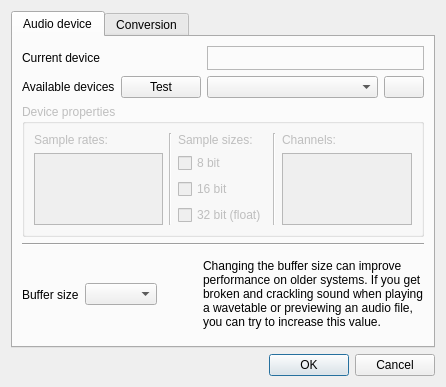
Before: the Qt Designer form bigglesworth/ui/audiosettings.ui in MaurizioB/Bigglesworth, drawn with Qt 5.
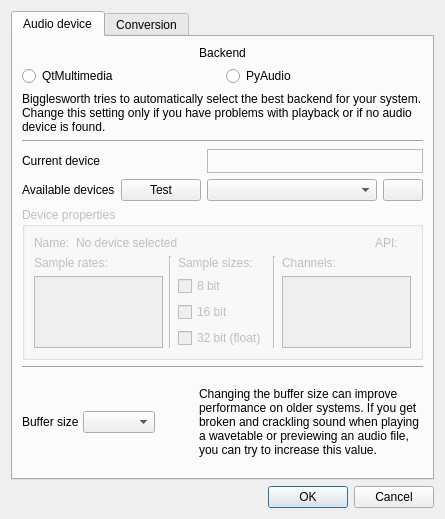
After: the same form once the commit is applied. Icons and pictures are not drawn.

Commit message: PyAudio support keeping QtMultimedia compatibility

```diff
--- a/bigglesworth/ui/audiosettings.ui
+++ b/bigglesworth/ui/audiosettings.ui
@@ -6,8 +6,8 @@
    <rect>
     <x>0</x>
     <y>0</y>
-    <width>446</width>
-    <height>387</height>
+    <width>445</width>
+    <height>519</height>
    </rect>
   </property>
   <property name="sizePolicy">
@@ -36,7 +36,27 @@
        <string>Audio device</string>
       </attribute>
       <layout class="QGridLayout" name="gridLayout_2">
-       <item row="0" column="2" colspan="2">
+       <item row="1" column="0" colspan="2">
+        <widget class="QLabel" name="label_8">
+         <property name="text">
+          <string>Current device</string>
+         </property>
+        </widget>
+       </item>
+       <item row="2" column="0">
+        <widget class="QLabel" name="label">
+         <property name="sizePolicy">
+          <sizepolicy hsizetype="Maximum" vsizetype="Preferred">
+           <horstretch>0</horstretch>
+           <verstretch>0</verstretch>
+          </sizepolicy>
+         </property>
+         <property name="text">
+          <string>Available devices</string>
+         </property>
+        </widget>
+       </item>
+       <item row="1" column="2" colspan="2">
         <widget class="QLabel" name="currentLbl">
          <property name="sizePolicy">
           <sizepolicy hsizetype="Preferred" vsizetype="Maximum">
@@ -55,7 +75,10 @@
          </property>
         </widget>
        </item>
-       <item row="1" column="1">
+       <item row="2" column="2">
+        <widget class="QComboBox" name="deviceCombo"/>
+       </item>
+       <item row="2" column="1">
         <widget class="QPushButton" name="testDeviceBtn">
          <property name="sizePolicy">
           <sizepolicy hsizetype="Maximum" vsizetype="Fixed">
@@ -68,76 +91,22 @@
          </property>
         </widget>
        </item>
-       <item row="1" column="0">
-        <widget class="QLabel" name="label">
+       <item row="2" column="3">
+        <widget class="QPushButton" name="reloadBtn">
          <property name="sizePolicy">
-          <sizepolicy hsizetype="Maximum" vsizetype="Preferred">
+          <sizepolicy hsizetype="Maximum" vsizetype="Fixed">
            <horstretch>0</horstretch>
            <verstretch>0</verstretch>
           </sizepolicy>
          </property>
-         <property name="text">
-          <string>Available devices</string>
+         <property name="icon">
+          <iconset theme="view-refresh">
+           <normaloff/>
+          </iconset>
          </property>
         </widget>
        </item>
-       <item row="4" column="0" colspan="4">
-        <layout class="QHBoxLayout" name="horizontalLayout">
-         <item>
-          <widget class="QLabel" name="label_6">
-           <property name="sizePolicy">
-            <sizepolicy hsizetype="Maximum" vsizetype="Preferred">
-             <horstretch>0</horstretch>
-             <verstretch>0</verstretch>
-            </sizepolicy>
-           </property>
-           <property name="text">
-            <string>Buffer size</string>
-           </property>
-          </widget>
-         </item>
-         <item>
-          <widget class="QComboBox" name="bufferCombo">
-           <property name="sizePolicy">
-            <sizepolicy hsizetype="Maximum" vsizetype="Fixed">
-             <horstretch>0</horstretch>
-             <verstretch>0</verstretch>
-            </sizepolicy>
-           </property>
-           <property name="currentIndex">
-            <number>-1</number>
-           </property>
-          </widget>
-         </item>
-         <item>
-          <spacer name="horizontalSpacer">
-           <property name="orientation">
-            <enum>Qt::Horizontal</enum>
-           </property>
-           <property name="sizeType">
-            <enum>QSizePolicy::Fixed</enum>
-           </property>
-           <property name="sizeHint" stdset="0">
-            <size>
-             <width>40</width>
-             <height>20</height>
-            </size>
-           </property>
-          </spacer>
-         </item>
-         <item>
-          <widget class="QLabel" name="label_7">
-           <property name="text">
-            <string>&lt;html&gt;&lt;head/&gt;&lt;body&gt;&lt;p&gt;Changing the buffer size can improve performance on older systems. If you get broken and crackling sound when playing a wavetable or previewing an audio file, you can try to increase this value.&lt;/p&gt;&lt;/body&gt;&lt;/html&gt;</string>
-           </property>
-           <property name="wordWrap">
-            <bool>true</bool>
-           </property>
-          </widget>
-         </item>
-        </layout>
-       </item>
-       <item row="2" column="0" colspan="4">
+       <item row="3" column="0" colspan="4">
         <widget class="QGroupBox" name="deviceInfoBox">
          <property name="enabled">
           <bool>false</bool>
@@ -146,117 +115,252 @@
           <string>Device properties</string>
          </property>
          <layout class="QGridLayout" name="gridLayout">
+          <item row="2" column="0" rowspan="3">
+           <widget class="QListView" name="sampleRatesList">
+            <property name="editTriggers">
+             <set>QAbstractItemView::NoEditTriggers</set>
+            </property>
+            <property name="selectionMode">
+             <enum>QAbstractItemView::NoSelection</enum>
+            </property>
+           </widget>
+          </item>
+          <item row="1" column="3" rowspan="4">
+           <widget class="Line" name="line_3">
+            <property name="orientation">
+             <enum>Qt::Vertical</enum>
+            </property>
+           </widget>
+          </item>
           <item row="3" column="2">
-           <widget class="QCheckBox" name="depth32Chk">
+           <widget class="QCheckBox" name="depth16Chk">
             <property name="text">
-             <string>32 bit (float)</string>
+             <string>16 bit</string>
             </property>
            </widget>
           </item>
-          <item row="1" column="2">
-           <widget class="QCheckBox" name="depth8Chk">
-            <property name="text">
-             <string>8 bit</string>
+          <item row="2" column="4" rowspan="3">
+           <widget class="QListView" name="channelsList">
+            <property name="editTriggers">
+             <set>QAbstractItemView::NoEditTriggers</set>
             </property>
            </widget>
           </item>
-          <item row="0" column="0">
+          <item row="1" column="0">
            <widget class="QLabel" name="label_2">
             <property name="text">
              <string>Sample rates:</string>
             </property>
            </widget>
           </item>
-          <item row="0" column="1" rowspan="4">
+          <item row="1" column="1" rowspan="4">
            <widget class="Line" name="line_2">
             <property name="orientation">
              <enum>Qt::Vertical</enum>
             </property>
            </widget>
           </item>
+          <item row="1" column="4">
+           <widget class="QLabel" name="label_4">
+            <property name="text">
+             <string>Channels:</string>
+            </property>
+           </widget>
+          </item>
           <item row="2" column="2">
-           <widget class="QCheckBox" name="depth16Chk">
+           <widget class="QCheckBox" name="depth8Chk">
             <property name="text">
-             <string>16 bit</string>
+             <string>8 bit</string>
             </property>
            </widget>
           </item>
-          <item row="0" column="2">
+          <item row="1" column="2">
            <widget class="QLabel" name="label_3">
             <property name="text">
              <string>Sample sizes:</string>
             </property>
            </widget>
           </item>
-          <item row="1" column="4" rowspan="3">
-           <widget class="QListView" name="channelsList">
-            <property name="editTriggers">
-             <set>QAbstractItemView::NoEditTriggers</set>
-            </property>
-            <property name="selectionMode">
-             <enum>QAbstractItemView::NoSelection</enum>
-            </property>
-           </widget>
-          </item>
-          <item row="0" column="4">
-           <widget class="QLabel" name="label_4">
+          <item row="4" column="2">
+           <widget class="QCheckBox" name="depth32Chk">
             <property name="text">
-             <string>Channels:</string>
+             <string>32 bit (float)</string>
             </property>
            </widget>
           </item>
-          <item row="1" column="0" rowspan="3">
-           <widget class="QListView" name="sampleRatesList">
-            <property name="editTriggers">
-             <set>QAbstractItemView::NoEditTriggers</set>
-            </property>
-            <property name="selectionMode">
-             <enum>QAbstractItemView::NoSelection</enum>
-            </property>
-           </widget>
-          </item>
-          <item row="0" column="3" rowspan="4">
-           <widget class="Line" name="line_3">
-            <property name="orientation">
-             <enum>Qt::Vertical</enum>
-            </property>
-           </widget>
+          <item row="0" column="0" colspan="5">
+           <layout class="QHBoxLayout" name="horizontalLayout_2">
+            <item>
+             <widget class="QLabel" name="label_11">
+              <property name="sizePolicy">
+               <sizepolicy hsizetype="Maximum" vsizetype="Preferred">
+                <horstretch>0</horstretch>
+                <verstretch>0</verstretch>
+               </sizepolicy>
+              </property>
+              <property name="text">
+               <string>Name:</string>
+              </property>
+             </widget>
+            </item>
+            <item>
+             <widget class="QLabel" name="deviceNameLbl">
+              <property name="text">
+               <string>No device selected</string>
+              </property>
+             </widget>
+            </item>
+            <item>
+             <widget class="QLabel" name="apiLbl">
+              <property name="sizePolicy">
+               <sizepolicy hsizetype="Maximum" vsizetype="Preferred">
+                <horstretch>0</horstretch>
+                <verstretch>0</verstretch>
+               </sizepolicy>
+              </property>
+              <property name="text">
+               <string>API:</string>
+              </property>
+             </widget>
+            </item>
+            <item>
+             <widget class="QLabel" name="apiTypeLbl">
+              <property name="sizePolicy">
+               <sizepolicy hsizetype="Maximum" vsizetype="Preferred">
+                <horstretch>0</horstretch>
+                <verstretch>0</verstretch>
+               </sizepolicy>
+              </property>
+             </widget>
+            </item>
+           </layout>
           </item>
          </layout>
         </widget>
        </item>
-       <item row="1" column="2">
-        <widget class="QComboBox" name="deviceCombo"/>
-       </item>
-       <item row="0" column="0" colspan="2">
-        <widget class="QLabel" name="label_8">
-         <property name="text">
-          <string>Current device</string>
-         </property>
-        </widget>
-       </item>
-       <item row="1" column="3">
-        <widget class="QPushButton" name="reloadBtn">
-         <property name="sizePolicy">
-          <sizepolicy hsizetype="Maximum" vsizetype="Fixed">
-           <horstretch>0</horstretch>
-           <verstretch>0</verstretch>
-          </sizepolicy>
-         </property>
-         <property name="icon">
-          <iconset theme="view-refresh">
-           <normaloff/>
-          </iconset>
-         </property>
-        </widget>
-       </item>
-       <item row="3" column="0" colspan="4">
+       <item row="4" column="0" colspan="4">
         <widget class="Line" name="line">
          <property name="orientation">
           <enum>Qt::Horizontal</enum>
          </property>
         </widget>
        </item>
+       <item row="0" column="0" colspan="4">
+        <layout class="QGridLayout" name="gridLayout_5">
+         <item row="1" column="0">
+          <widget class="QRadioButton" name="qtMultimediaRadio">
+           <property name="text">
+            <string>QtMultimedia</string>
+           </property>
+           <attribute name="buttonGroup">
+            <string notr="true">backendGroup</string>
+           </attribute>
+          </widget>
+         </item>
+         <item row="2" column="0" colspan="2">
+          <widget class="QLabel" name="label_10">
+           <property name="text">
+            <string>Bigglesworth tries to automatically select the best backend for your system.
+Change this setting only if you have problems with playback or if no audio device is found.</string>
+           </property>
+           <property name="wordWrap">
+            <bool>true</bool>
+           </property>
+          </widget>
+         </item>
+         <item row="1" column="1">
+          <widget class="QRadioButton" name="pyAudioRadio">
+           <property name="text">
+            <string>PyAudio</string>
+           </property>
+           <attribute name="buttonGroup">
+            <string notr="true">backendGroup</string>
+           </attribute>
+          </widget>
+         </item>
+         <item row="0" column="0" colspan="2">
+          <widget class="QLabel" name="label_9">
+           <property name="text">
+            <string>Backend</string>
+           </property>
+           <property name="alignment">
+            <set>Qt::AlignCenter</set>
+           </property>
+          </widget>
+         </item>
+         <item row="3" column="0" colspan="2">
+          <widget class="Line" name="line_4">
+           <property name="orientation">
+            <enum>Qt::Horizontal</enum>
+           </property>
+          </widget>
+         </item>
+        </layout>
+       </item>
+       <item row="5" column="0" colspan="4">
+        <widget class="QWidget" name="bufferSizeWidget" native="true">
+         <layout class="QHBoxLayout" name="horizontalLayout">
+          <property name="spacing">
+           <number>4</number>
+          </property>
+          <property name="margin">
+           <number>0</number>
+          </property>
+          <item>
+           <widget class="QLabel" name="label_6">
+            <property name="sizePolicy">
+             <sizepolicy hsizetype="Maximum" vsizetype="Preferred">
+              <horstretch>0</horstretch>
+              <verstretch>0</verstretch>
+             </sizepolicy>
+            </property>
+            <property name="text">
+             <string>Buffer size</string>
+            </property>
+           </widget>
+          </item>
+          <item>
+           <widget class="QComboBox" name="bufferCombo">
+            <property name="sizePolicy">
+             <sizepolicy hsizetype="Maximum" vsizetype="Fixed">
+              <horstretch>0</horstretch>
+              <verstretch>0</verstretch>
+             </sizepolicy>
+            </property>
+            <property name="currentIndex">
+             <number>-1</number>
+            </property>
+           </widget>
+          </item>
+          <item>
+           <spacer name="horizontalSpacer">
+            <property name="orientation">
+             <enum>Qt::Horizontal</enum>
+            </property>
+            <property name="sizeType">
+             <enum>QSizePolicy::Fixed</enum>
+            </property>
+            <property name="sizeHint" stdset="0">
+             <size>
+              <width>40</width>
+              <height>20</height>
+             </size>
+            </property>
+           </spacer>
+          </item>
+          <item>
+           <widget class="QLabel" name="label_7">
+            <property name="text">
+             <string>&lt;html&gt;&lt;head/&gt;&lt;body&gt;&lt;p&gt;Changing the buffer size can improve performance on older systems. If you get broken and crackling sound when playing a wavetable or previewing an audio file, you can try to increase this value.&lt;/p&gt;&lt;/body&gt;&lt;/html&gt;</string>
+            </property>
+            <property name="wordWrap">
+             <bool>true</bool>
+            </property>
+           </widget>
+          </item>
+         </layout>
+        </widget>
+       </item>
       </layout>
      </widget>
      <widget class="QWidget" name="conversionTab">
```
Left out of the diff: 4 changed lines with no effect on the pictures. The commit also changes 4 other files.
